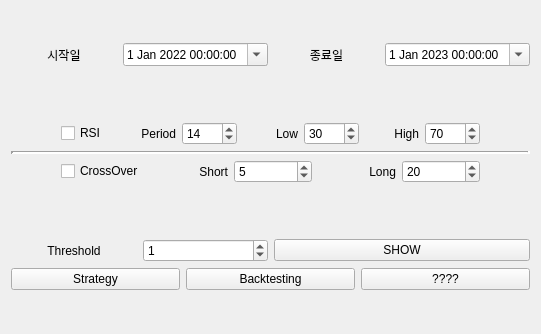
annakky/moneyMoney, file strategy-ui2.ui: the form before one commit.
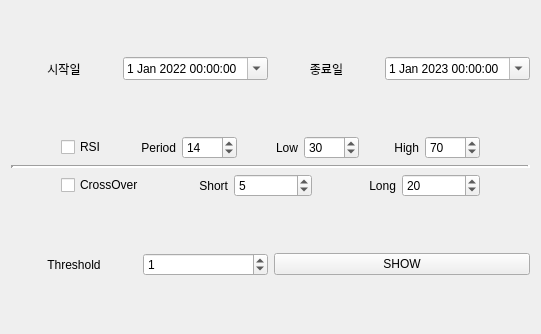
The form after the commit.

Commit message: ui: ui 전환 작업

```diff
--- a/strategy-ui2.ui
+++ b/strategy-ui2.ui
@@ -348,31 +348,6 @@
          </item>
         </layout>
        </item>
-       <item>
-        <layout class="QHBoxLayout" name="horizontalLayout">
-         <item>
-          <widget class="QPushButton" name="strategy_button">
-           <property name="text">
-            <string>Strategy</string>
-           </property>
-          </widget>
-         </item>
-         <item>
-          <widget class="QPushButton" name="backtesting_button">
-           <property name="text">
-            <string>Backtesting</string>
-           </property>
-          </widget>
-         </item>
-         <item>
-          <widget class="QPushButton" name="SampleButton_2">
-           <property name="text">
-            <string>????</string>
-           </property>
-          </widget>
-         </item>
-        </layout>
-       </item>
       </layout>
      </item>
     </layout>
```
Left out of the diff: 32 changed lines with no effect on the pictures. The commit also changes 5 other files.
